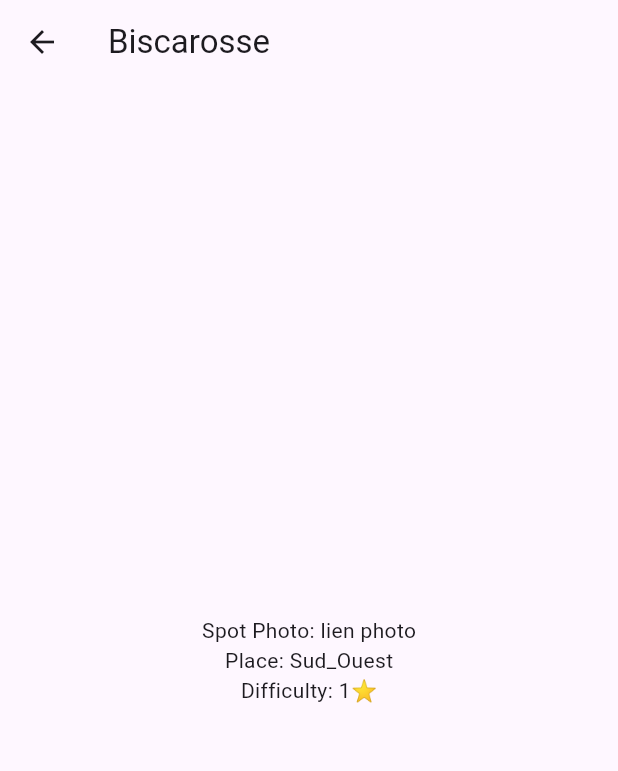
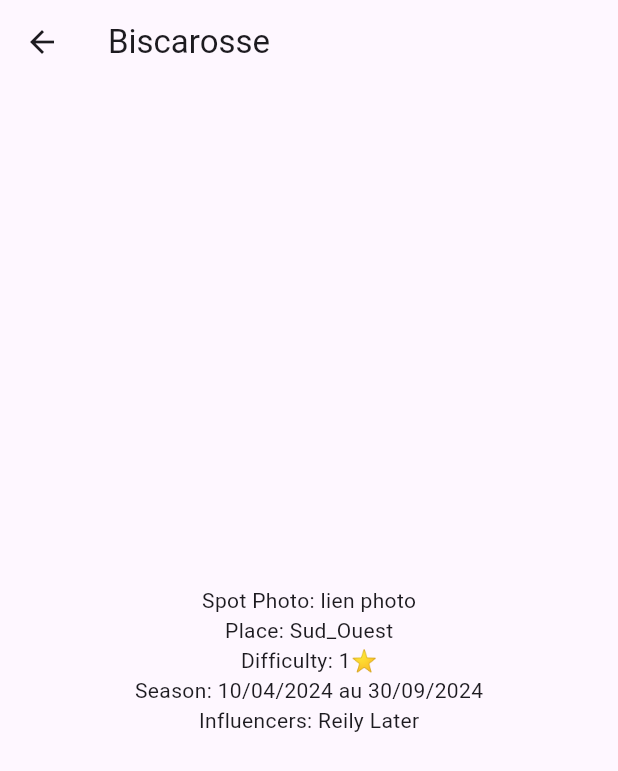
Before and after one commit to Jean-Clement-Ada/projet-collectif-mobile-surfing_elephant, a Flutter app: the EventPage widget shown alone on an empty page, opened directly, after a tap on "Biscarosse", on a phone screen of 412 x 824 dp. Shown: the top 771 px of the screen. Run offline on Flutter 3.47's test engine with Material 3 defaults, Android fonts, the phone set to English and light mode, and no system bars.

Commit message:
page description spot

```diff
--- a/flutter_code/lib/pages/description_spot_page.dart
+++ b/flutter_code/lib/pages/description_spot_page.dart
@@ -28,6 +28,9 @@ class DescriptionSpotPage extends StatelessWidget {
               Text("Spot Photo: ${event!["spotPhoto"]}"),
               Text("Place: ${event!["place"]}"),
               Text("Difficulty: ${event!["difficulty"]}"),
+              Text("Season: ${event!["season"]}"),
+              Text("Influencers: ${event!["influencers"]}"),
+
               // Ajoutez d'autres informations ici selon vos besoins
             ],
           ),
--- a/flutter_code/lib/pages/event_page.dart
+++ b/flutter_code/lib/pages/event_page.dart
@@ -19,18 +19,24 @@ class _EventPageState extends State<EventPage> {
       "nameSpot": "Biscarosse",
       "place": "Sud_Ouest",
       "difficulty": "1⭐",
+      "season": "10/04/2024 au 30/09/2024",
+      "influencers":"Reily Later"
     },
     {
       "spotPhoto": "lien photo",
       "nameSpot": "Nazaret",
       "place": "Portugal",
-      "difficulty": "5⭐"
+      "difficulty": "5⭐",
+      "season": "20/04/2024 au 30/10/2024",
+      "influencers":"Elena Chanbard"
     },
     {
       "spotPhoto": "lien photo",
       "nameSpot": "SuperBank",
       "place": "Gold Coast, Australia",
-      "difficulty": "4⭐"
+      "difficulty": "4⭐",
+      "season": "15/04/2024 au 25/12/2024",
+      "influencers":"Boa Smith"
     }
   ];
 
```
